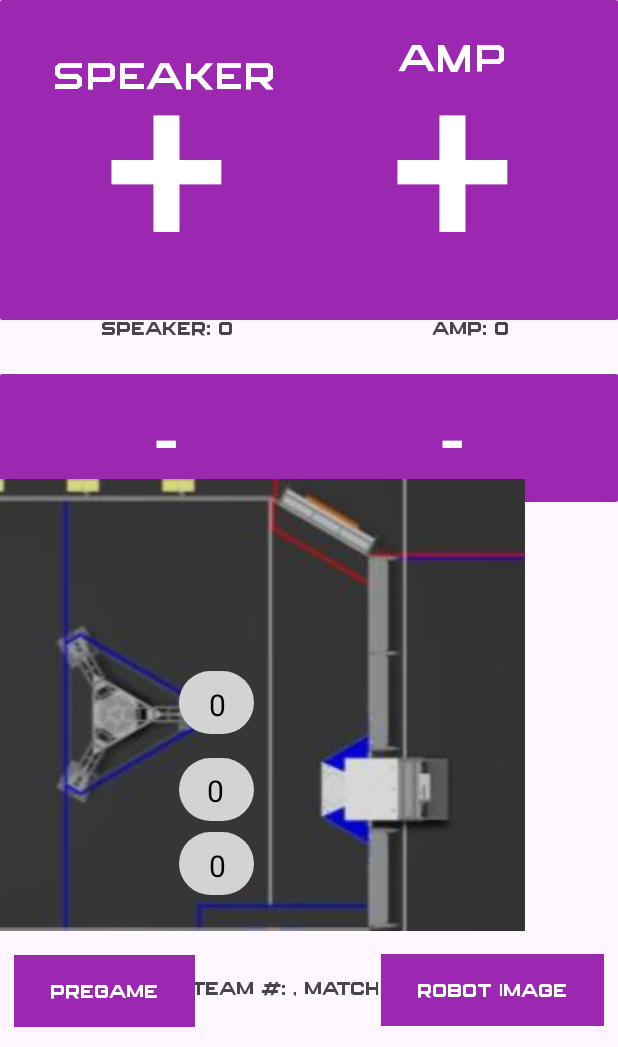
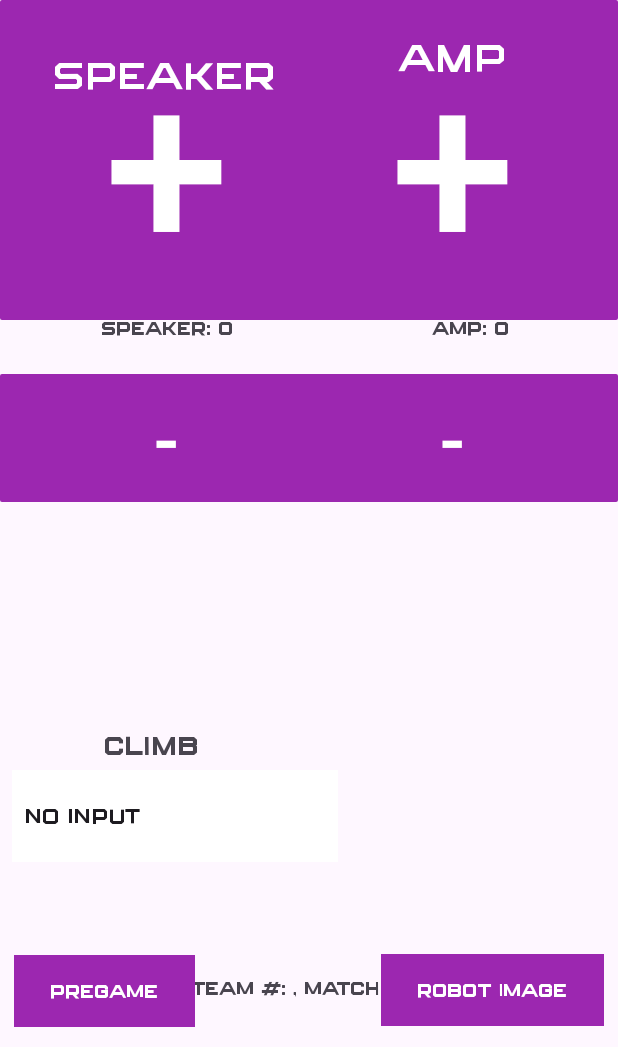
Before and after one commit to rr1706/2024CrescendoDemo, an Android app: the layout activity_main.xml on its own in the app's theme, with its tools: preview values and no code run, on a phone screen of 412 x 824 dp, the part 189-1236 px from its top. Run offline under Robolectric (Android 15) with nearby library versions, the phone set to English and light mode, and no system bars; Roboto replaces fonts that are not available here.

Commit message:
changed the endgame climb to white

```diff
--- a/app/src/main/java/com/frc1706/a2024crescendodemo/MainActivity.java
+++ b/app/src/main/java/com/frc1706/a2024crescendodemo/MainActivity.java
@@ -307,13 +307,6 @@ public class MainActivity extends AppCompatActivity {
                 roberTxt.setVisibility(View.INVISIBLE);
                 defenTxt.setVisibility(View.INVISIBLE);
                 autoPaths.setVisibility(View.VISIBLE);
-
-
-                if (alliance.equals("blue")) {
-                    endGame.setBackgroundColor(Color.argb(0, 127, 127, 247));
-                } else {
-                    endGame.setBackgroundColor(Color.argb(0, 247, 127, 127));
-                }
 
                 if (team.equals("1706")) {
                     background.startAnimation(rotate);
--- a/app/src/main/res/layout/activity_main.xml
+++ b/app/src/main/res/layout/activity_main.xml
@@ -133,19 +133,19 @@
 
     <Spinner
         android:id="@+id/endGame"
-        android:layout_width="227dp"
-        android:layout_height="88dp"
-        android:background="#002196F3"
+        android:layout_width="217dp"
+        android:layout_height="61dp"
+        android:background="@color/white"
         android:entries="@array/endgame"
         android:spinnerMode="dropdown"
         android:theme="@style/SpinnerTheme"
         app:layout_constraintBottom_toBottomOf="parent"
         app:layout_constraintEnd_toEndOf="parent"
-        app:layout_constraintHorizontal_bias="0.042"
+        app:layout_constraintHorizontal_bias="0.041"
         app:layout_constraintStart_toStartOf="parent"
         app:layout_constraintTop_toTopOf="parent"
-        app:layout_constraintVertical_bias="0.849"
-        tools:visibility="gone" />
+        app:layout_constraintVertical_bias="0.838"
+        tools:visibility="visible" />
 
     <Button
         android:id="@+id/submit"
@@ -286,7 +286,7 @@
         app:layout_constraintStart_toStartOf="parent"
         app:layout_constraintTop_toTopOf="parent"
         app:layout_constraintVertical_bias="0.765"
-        tools:visibility="gone" />
+        tools:visibility="visible" />
 
     <ImageView
         android:id="@+id/RR_logo"
@@ -736,7 +736,7 @@
         app:layout_constraintStart_toStartOf="parent"
         app:layout_constraintTop_toTopOf="parent"
         app:layout_constraintVertical_bias="0.895"
-        tools:visibility="visible">
+        tools:visibility="gone">
 
         <ImageView
             android:id="@+id/imageView"
```
